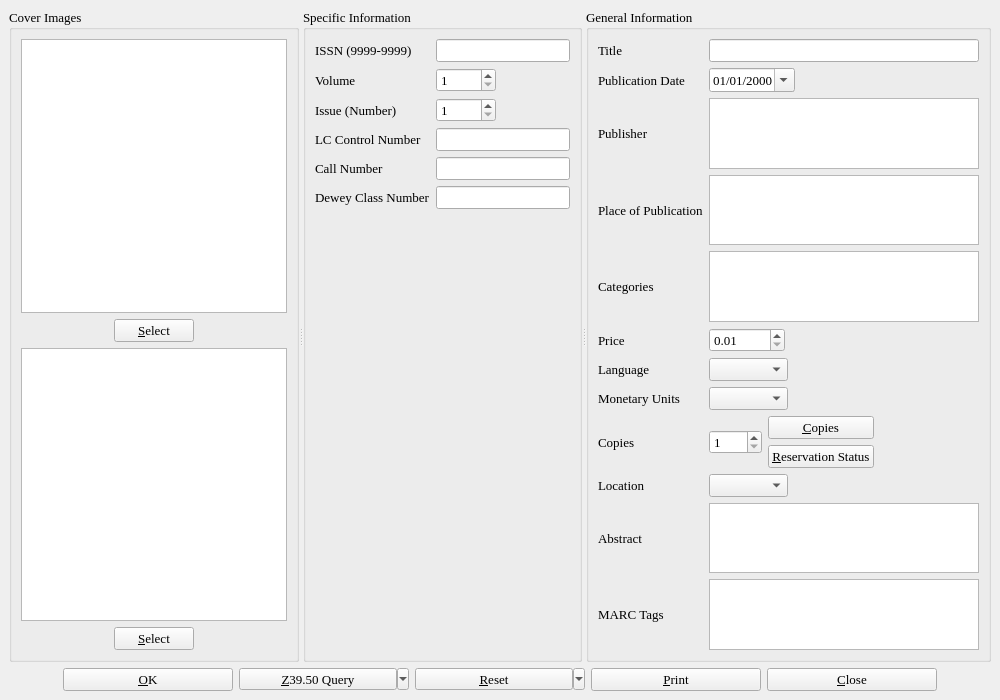
Above: maginfo.ui from textbrowser/biblioteq before the change. Below: the same form after it.
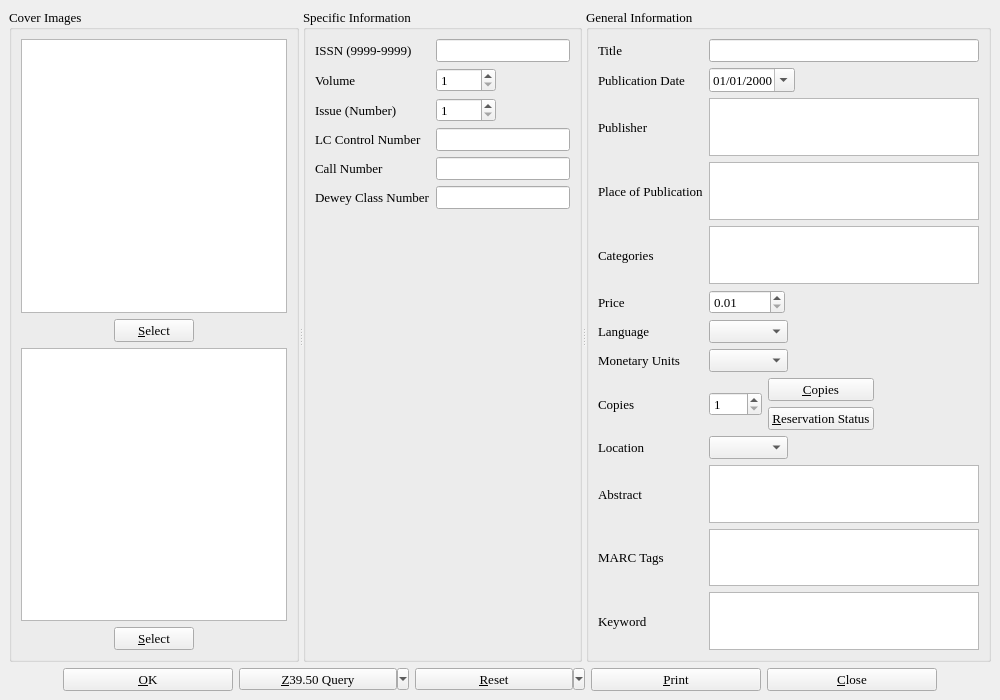
That is the form after the change. Icons and pictures are not drawn. Custom widgets are drawn as their Qt base class.

Commit message: Default fonts. Added keyword fields.

Diff of the .ui file:
```diff
--- a/maginfo.ui
+++ b/maginfo.ui
@@ -877,6 +877,12 @@
         </item>
         <item row="3" column="0">
          <widget class="QLabel" name="label_17">
+          <property name="font">
+           <font>
+            <family>Times</family>
+            <pointsize>10</pointsize>
+           </font>
+          </property>
           <property name="text">
            <string>Place of Publication</string>
           </property>
@@ -884,6 +890,12 @@
         </item>
         <item row="11" column="0">
          <widget class="QLabel" name="label_12">
+          <property name="font">
+           <font>
+            <family>Times</family>
+            <pointsize>10</pointsize>
+           </font>
+          </property>
           <property name="text">
            <string>MARC Tags</string>
           </property>
@@ -907,6 +919,32 @@
           </property>
          </widget>
         </item>
+        <item row="12" column="0">
+         <widget class="QLabel" name="label_19">
+          <property name="font">
+           <font>
+            <family>Times</family>
+            <pointsize>10</pointsize>
+           </font>
+          </property>
+          <property name="text">
+           <string>Keyword</string>
+          </property>
+         </widget>
+        </item>
+        <item row="12" column="1">
+         <widget class="hyperlinked_text_edit" name="keyword">
+          <property name="readOnly">
+           <bool>false</bool>
+          </property>
+          <property name="textInteractionFlags">
+           <set>Qt::LinksAccessibleByKeyboard|Qt::LinksAccessibleByMouse|Qt::TextBrowserInteraction|Qt::TextEditable|Qt::TextEditorInteraction|Qt::TextSelectableByKeyboard|Qt::TextSelectableByMouse</set>
+          </property>
+          <property name="openLinks">
+           <bool>false</bool>
+          </property>
+         </widget>
+        </item>
        </layout>
       </widget>
      </widget>
```
Left out of the diff: 13 changed lines with no effect on the pictures. The commit also changes 12 other files.
